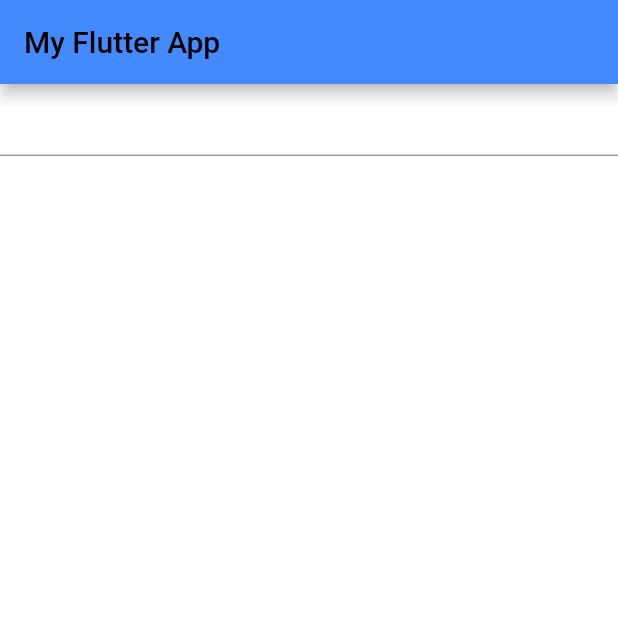
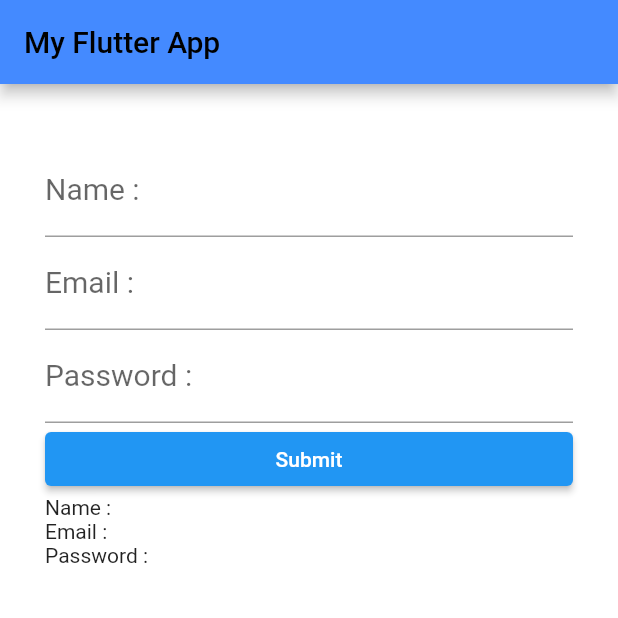
Before and after one commit to JayminPatel18/Flutter-Crash-Course, a Flutter app: the screen it shows after launch, on a phone screen of 412 x 824 dp, the top half of it. Run offline on Flutter 3.47's test engine with Material 2 defaults, Android fonts, the phone set to English and light mode, and no system bars.

Commit message:
registration ui

```diff
--- a/lib/app_screens/home.dart
+++ b/lib/app_screens/home.dart
@@ -6,31 +6,70 @@ class MyHomePage extends StatefulWidget {
 }
 
 class _MyHomePageState extends State<MyHomePage> {
-  String name = "";
+  final _formKey = GlobalKey<FormState>();
+
+  var name = "";
+  var email = "";
+  var password = "";
+
+  final nameController = TextEditingController();
+  final emailController = TextEditingController();
+  final passwordController = TextEditingController();
+
   @override
   Widget build(BuildContext context) {
-    return Center(
-      child: Column(children: [
-        TextField(
-          // onSubmitted: (value) {          // change the name
-          //   setState(() {
-          //     name = value;
-          //   });
-          // },
-
-          onChanged: (value) {
-            // print the text same time to type
-            setState(() {
-              name = value;
-            });
-          },
+    return Form(
+      key: _formKey,
+      child: Padding(
+        padding: EdgeInsets.symmetric(vertical: 40, horizontal: 30),
+        child: ListView(
+          children: [
+            TextFormField(
+              decoration: InputDecoration(
+                  labelText: 'Name : ', labelStyle: TextStyle(fontSize: 20)),
+              controller: nameController,
+              validator: (value) {
+                if (value == null) return 'Please Enter Name';
+              },
+            ),
+            TextFormField(
+              decoration: InputDecoration(
+                  labelText: 'Email : ', labelStyle: TextStyle(fontSize: 20)),
+              controller: emailController,
+              validator: (value) {
+                if (value == null)
+                  return 'Please Enter Email';
+                else if (!value.contains('@'))
+                  return 'Please enter valid email';
+              },
+            ),
+            TextFormField(
+              obscureText: true,
+              decoration: InputDecoration(
+                  labelText: 'Password : ',
+                  labelStyle: TextStyle(fontSize: 20)),
+              controller: passwordController,
+              validator: (value) {
+                if (value == null) return 'Please Enter Password';
+              },
+            ),
+            ElevatedButton(
+                onPressed: () {
+                  if (_formKey.currentState!.validate()) {
+                    setState(() {
+                      name = nameController.text;
+                      email = emailController.text;
+                      password = passwordController.text;
+                    });
+                  }
+                },
+                child: Text('Submit')),
+            Text('Name : $name'),
+            Text('Email : $email'),
+            Text('Password : $password'),
+          ],
         ),
-        Text(
-          name,
-          textDirection: TextDirection.ltr,
-          style: TextStyle(fontSize: 30),
-        )
-      ]),
+      ),
     );
   }
 }
```
